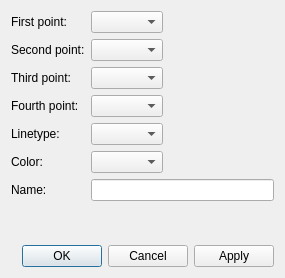
The window that src/libs/vtools/dialogs/tools/dialogcubicbezier.ui (FashionFreedom/Seamly2D) describes before a commit, drawn with Qt 5.
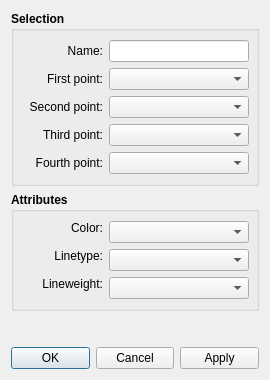
The same window after the commit. Icons and pictures are not drawn. Custom widgets are drawn as their Qt base class.

What changed in the file:
```diff
--- a/src/libs/vtools/dialogs/tools/dialogcubicbezier.ui
+++ b/src/libs/vtools/dialogs/tools/dialogcubicbezier.ui
@@ -6,10 +6,16 @@
    <rect>
     <x>0</x>
     <y>0</y>
-    <width>285</width>
-    <height>278</height>
+    <width>270</width>
+    <height>380</height>
    </rect>
   </property>
+  <property name="minimumSize">
+   <size>
+    <width>270</width>
+    <height>0</height>
+   </size>
+  </property>
   <property name="windowTitle">
    <string>Tool cubic bezier</string>
   </property>
@@ -17,94 +23,480 @@
    <iconset resource="../../../vmisc/share/resources/icon.qrc">
     <normaloff>:/icon/64x64/icon64x64.png</normaloff>:/icon/64x64/icon64x64.png</iconset>
   </property>
-  <layout class="QVBoxLayout" name="verticalLayout">
+  <layout class="QVBoxLayout" name="verticalLayout_2">
    <item>
-    <layout class="QFormLayout" name="formLayout">
-     <property name="fieldGrowthPolicy">
-      <enum>QFormLayout::ExpandingFieldsGrow</enum>
+    <widget class="QGroupBox" name="selection_GroupBox">
+     <property name="sizePolicy">
+      <sizepolicy hsizetype="Expanding" vsizetype="Preferred">
+       <horstretch>0</horstretch>
+       <verstretch>0</verstretch>
+      </sizepolicy>
      </property>
-     <item row="5" column="0">
-      <widget class="QLabel" name="label">
-       <property name="text">
-        <string>Color:</string>
-       </property>
-      </widget>
-     </item>
-     <item row="5" column="1">
-      <widget class="QComboBox" name="comboBoxColor">
-       <property name="sizePolicy">
-        <sizepolicy hsizetype="Preferred" vsizetype="Preferred">
-         <horstretch>0</horstretch>
-         <verstretch>0</verstretch>
-        </sizepolicy>
-       </property>
-      </widget>
-     </item>
-     <item row="6" column="0">
-      <widget class="QLabel" name="labelName">
-       <property name="text">
-        <string>Name:</string>
-       </property>
-      </widget>
-     </item>
-     <item row="6" column="1">
-      <widget class="QLineEdit" name="lineEditSplineName">
-       <property name="readOnly">
-        <bool>true</bool>
-       </property>
-      </widget>
-     </item>
-     <item row="0" column="0">
-      <widget class="QLabel" name="labelFirstPoint">
-       <property name="text">
-        <string>First point:</string>
-       </property>
-      </widget>
-     </item>
-     <item row="0" column="1">
-      <widget class="QComboBox" name="comboBoxP1"/>
-     </item>
-     <item row="1" column="0">
-      <widget class="QLabel" name="labelSecondPoint">
-       <property name="text">
-        <string>Second point:</string>
-       </property>
-      </widget>
-     </item>
-     <item row="1" column="1">
-      <widget class="QComboBox" name="comboBoxP2"/>
-     </item>
-     <item row="2" column="0">
-      <widget class="QLabel" name="labelThirdPoint">
-       <property name="text">
-        <string>Third point:</string>
-       </property>
-      </widget>
-     </item>
-     <item row="2" column="1">
-      <widget class="QComboBox" name="comboBoxP3"/>
-     </item>
-     <item row="3" column="0">
-      <widget class="QLabel" name="labelForthPoint">
-       <property name="text">
-        <string>Fourth point:</string>
-       </property>
-      </widget>
-     </item>
-     <item row="3" column="1">
-      <widget class="QComboBox" name="comboBoxP4"/>
-     </item>
-     <item row="4" column="0">
-      <widget class="QLabel" name="label_2">
-       <property name="text">
-        <string>Linetype:</string>
-       </property>
-      </widget>
-     </item>
-     <item row="4" column="1">
-      <widget class="QComboBox" name="comboBoxPenStyle"/>
-     </item>
-    </layout>
+     <property name="font">
+      <font>
+       <pointsize>9</pointsize>
+       <weight>75</weight>
+       <bold>true</bold>
+      </font>
+     </property>
+     <property name="title">
+      <string>Selection</string>
+     </property>
+     <layout class="QVBoxLayout" name="verticalLayout">
+      <item>
+       <layout class="QFormLayout" name="formLayout">
+        <item row="0" column="0">
+         <widget class="QLabel" name="labelName">
+          <property name="minimumSize">
+           <size>
+            <width>80</width>
+            <height>0</height>
+           </size>
+          </property>
+          <property name="font">
+           <font>
+            <weight>50</weight>
+            <bold>false</bold>
+           </font>
+          </property>
+          <property name="text">
+           <string>Name:</string>
+          </property>
+          <property name="alignment">
+           <set>Qt::AlignRight|Qt::AlignTrailing|Qt::AlignVCenter</set>
+          </property>
+         </widget>
+        </item>
+        <item row="0" column="1">
+         <widget class="QLineEdit" name="lineEditSplineName">
+          <property name="sizePolicy">
+           <sizepolicy hsizetype="Expanding" vsizetype="Fixed">
+            <horstretch>0</horstretch>
+            <verstretch>0</verstretch>
+           </sizepolicy>
+          </property>
+          <property name="minimumSize">
+           <size>
+            <width>140</width>
+            <height>0</height>
+           </size>
+          </property>
+          <property name="font">
+           <font>
+            <weight>50</weight>
+            <bold>false</bold>
+           </font>
+          </property>
+          <property name="readOnly">
+           <bool>true</bool>
+          </property>
+         </widget>
+        </item>
+        <item row="1" column="0">
+         <widget class="QLabel" name="labelFirstPoint">
+          <property name="minimumSize">
+           <size>
+            <width>80</width>
+            <height>0</height>
+           </size>
+          </property>
+          <property name="font">
+           <font>
+            <weight>50</weight>
+            <bold>false</bold>
+           </font>
+          </property>
+          <property name="text">
+           <string>First point:</string>
+          </property>
+          <property name="alignment">
+           <set>Qt::AlignRight|Qt::AlignTrailing|Qt::AlignVCenter</set>
+          </property>
+         </widget>
+        </item>
+        <item row="1" column="1">
+         <widget class="QComboBox" name="comboBoxP1">
+          <property name="sizePolicy">
+           <sizepolicy hsizetype="Expanding" vsizetype="Fixed">
+            <horstretch>0</horstretch>
+            <verstretch>0</verstretch>
+           </sizepolicy>
+          </property>
+          <property name="minimumSize">
+           <size>
+            <width>140</width>
+            <height>0</height>
+           </size>
+          </property>
+          <property name="font">
+           <font>
+            <weight>50</weight>
+            <bold>false</bold>
+           </font>
+          </property>
+         </widget>
+        </item>
+        <item row="2" column="0">
+         <widget class="QLabel" name="labelSecondPoint">
+          <property name="minimumSize">
+           <size>
+            <width>80</width>
+            <height>0</height>
+           </size>
+          </property>
+          <property name="font">
+           <font>
+            <weight>50</weight>
+            <bold>false</bold>
+           </font>
+          </property>
+          <property name="text">
+           <string>Second point:</string>
+          </property>
+          <property name="alignment">
+           <set>Qt::AlignRight|Qt::AlignTrailing|Qt::AlignVCenter</set>
+          </property>
+         </widget>
+        </item>
+        <item row="2" column="1">
+         <widget class="QComboBox" name="comboBoxP2">
+          <property name="sizePolicy">
+           <sizepolicy hsizetype="Expanding" vsizetype="Fixed">
+            <horstretch>0</horstretch>
+            <verstretch>0</verstretch>
+           </sizepolicy>
+          </property>
+          <property name="minimumSize">
+           <size>
+            <width>140</width>
+            <height>0</height>
+           </size>
+          </property>
+          <property name="font">
+           <font>
+            <weight>50</weight>
+            <bold>false</bold>
+           </font>
+          </property>
+         </widget>
+        </item>
+        <item row="3" column="0">
+         <widget class="QLabel" name="labelThirdPoint">
+          <property name="minimumSize">
+           <size>
+            <width>80</width>
+            <height>0</height>
+           </size>
+          </property>
+          <property name="font">
+           <font>
+            <weight>50</weight>
+            <bold>false</bold>
+           </font>
+          </property>
+          <property name="text">
+           <string>Third point:</string>
+          </property>
+          <property name="alignment">
+           <set>Qt::AlignRight|Qt::AlignTrailing|Qt::AlignVCenter</set>
+          </property>
+         </widget>
+        </item>
+        <item row="3" column="1">
+         <widget class="QComboBox" name="comboBoxP3">
+          <property name="sizePolicy">
+           <sizepolicy hsizetype="Expanding" vsizetype="Fixed">
+            <horstretch>0</horstretch>
+            <verstretch>0</verstretch>
+           </sizepolicy>
+          </property>
+          <property name="minimumSize">
+           <size>
+            <width>140</width>
+            <height>0</height>
+           </size>
+          </property>
+          <property name="font">
+           <font>
+            <weight>50</weight>
+            <bold>false</bold>
+           </font>
+          </property>
+         </widget>
+        </item>
+        <item row="4" column="0">
+         <widget class="QLabel" name="labelForthPoint">
+          <property name="minimumSize">
+           <size>
+            <width>80</width>
+            <height>0</height>
+           </size>
+          </property>
+          <property name="font">
+           <font>
+            <weight>50</weight>
+            <bold>false</bold>
+           </font>
+          </property>
+          <property name="text">
+           <string>Fourth point:</string>
+          </property>
+          <property name="alignment">
+           <set>Qt::AlignRight|Qt::AlignTrailing|Qt::AlignVCenter</set>
+          </property>
+         </widget>
+        </item>
+        <item row="4" column="1">
+         <widget class="QComboBox" name="comboBoxP4">
+          <property name="sizePolicy">
+           <sizepolicy hsizetype="Expanding" vsizetype="Fixed">
+            <horstretch>0</horstretch>
+            <verstretch>0</verstretch>
+           </sizepolicy>
+          </property>
+          <property name="minimumSize">
+           <size>
+            <width>140</width>
+            <height>0</height>
+           </size>
+          </property>
+          <property name="font">
+           <font>
+            <weight>50</weight>
+            <bold>false</bold>
+           </font>
+          </property>
+         </widget>
+        </item>
+       </layout>
+      </item>
+     </layout>
+    </widget>
+   </item>
+   <item>
+    <widget class="QGroupBox" name="attributes_GroupBox_2">
+     <property name="sizePolicy">
+      <sizepolicy hsizetype="Expanding" vsizetype="Preferred">
+       <horstretch>0</horstretch>
+       <verstretch>0</verstretch>
+      </sizepolicy>
+     </property>
+     <property name="minimumSize">
+      <size>
+       <width>240</width>
+       <height>0</height>
+      </size>
+     </property>
+     <property name="font">
+      <font>
+       <pointsize>9</pointsize>
+       <weight>75</weight>
+       <bold>true</bold>
+      </font>
+     </property>
+     <property name="title">
+      <string>Attributes</string>
+     </property>
+     <layout class="QVBoxLayout" name="verticalLayout_4">
+      <item>
+       <layout class="QFormLayout" name="formLayout_2">
+        <item row="1" column="0">
+         <widget class="QLabel" name="lineType_Label">
+          <property name="sizePolicy">
+           <sizepolicy hsizetype="MinimumExpanding" vsizetype="Fixed">
+            <horstretch>0</horstretch>
+            <verstretch>0</verstretch>
+           </sizepolicy>
+          </property>
+          <property name="minimumSize">
+           <size>
+            <width>80</width>
+            <height>0</height>
+           </size>
+          </property>
+          <property name="maximumSize">
+           <size>
+            <width>16777215</width>
+            <height>16777215</height>
+           </size>
+          </property>
+          <property name="font">
+           <font>
+            <pointsize>9</pointsize>
+            <weight>50</weight>
+            <bold>false</bold>
+           </font>
+          </property>
+          <property name="text">
+           <string>Linetype:</string>
+          </property>
+          <property name="alignment">
+           <set>Qt::AlignRight|Qt::AlignTrailing|Qt::AlignVCenter</set>
+          </property>
+         </widget>
+        </item>
+        <item row="1" column="1">
+         <widget class="LineTypeComboBox" name="lineType_ComboBox">
+          <property name="sizePolicy">
+           <sizepolicy hsizetype="Expanding" vsizetype="Fixed">
+            <horstretch>0</horstretch>
+            <verstretch>0</verstretch>
+           </sizepolicy>
+          </property>
+          <property name="minimumSize">
+           <size>
+            <width>140</width>
+            <height>0</height>
+           </size>
+          </property>
+          <property name="maximumSize">
+           <size>
+            <width>16777215</width>
+            <height>16777215</height>
+           </size>
+          </property>
+          <property name="font">
+           <font>
+            <pointsize>9</pointsize>
+            <weight>50</weight>
+            <bold>false</bold>
+           </font>
+          </property>
+         </widget>
+        </item>
+        <item row="2" column="0">
+         <widget class="QLabel" name="lineWeight_Label">
+          <property name="sizePolicy">
+           <sizepolicy hsizetype="MinimumExpanding" vsizetype="Fixed">
+            <horstretch>0</horstretch>
+            <verstretch>0</verstretch>
+           </sizepolicy>
+          </property>
+          <property name="minimumSize">
+           <size>
+            <width>80</width>
+            <height>0</height>
+           </size>
+          </property>
+          <property name="maximumSize">
+           <size>
+            <width>16777215</width>
+            <height>16777215</height>
+           </size>
+          </property>
+          <property name="font">
+           <font>
+            <pointsize>9</pointsize>
+            <weight>50</weight>
+            <bold>false</bold>
+           </font>
+          </property>
+          <property name="text">
+           <string>Lineweight:</string>
+          </property>
+          <property name="alignment">
+           <set>Qt::AlignRight|Qt::AlignTrailing|Qt::AlignVCenter</set>
+          </property>
+         </widget>
+        </item>
+        <item row="2" column="1">
+         <widget class="LineWeightComboBox" name="lineWeight_ComboBox">
+          <property name="sizePolicy">
+           <sizepolicy hsizetype="Expanding" vsizetype="Fixed">
+            <horstretch>0</horstretch>
+            <verstretch>0</verstretch>
+           </sizepolicy>
+          </property>
+          <property name="minimumSize">
+           <size>
+            <width>140</width>
+            <height>0</height>
+           </size>
+          </property>
+          <property name="font">
+           <font>
+            <pointsize>9</pointsize>
+            <weight>50</weight>
+            <bold>false</bold>
+           </font>
+          </property>
+         </widget>
+        </item>
+        <item row="0" column="0">
+         <widget class="QLabel" name="lineColor_Label">
+          <property name="sizePolicy">
+           <sizepolicy hsizetype="MinimumExpanding" vsizetype="Fixed">
+            <horstretch>0</horstretch>
+            <verstretch>0</verstretch>
+           </sizepolicy>
+          </property>
+          <property name="minimumSize">
+           <size>
+            <width>80</width>
+            <height>0</height>
+           </size>
+          </property>
+          <property name="maximumSize">
+           <size>
+            <width>16777215</width>
+            <height>16777215</height>
+           </size>
+          </property>
+          <property name="font">
+           <font>
+            <pointsize>9</pointsize>
+            <weight>50</weight>
+            <bold>false</bold>
+           </font>
+          </property>
+          <property name="text">
+           <string>Color:</string>
+          </property>
+          <property name="alignment">
+           <set>Qt::AlignRight|Qt::AlignTrailing|Qt::AlignVCenter</set>
+          </property>
+         </widget>
+        </item>
+        <item row="0" column="1">
+         <widget class="ColorComboBox" name="lineColor_ComboBox">
+          <property name="sizePolicy">
+           <sizepolicy hsizetype="Expanding" vsizetype="Fixed">
+            <horstretch>0</horstretch>
+            <verstretch>0</verstretch>
+           </sizepolicy>
+          </property>
+          <property name="minimumSize">
+           <size>
+            <width>140</width>
+            <height>0</height>
+           </size>
+          </property>
+          <property name="font">
+           <font>
+            <pointsize>9</pointsize>
+            <weight>50</weight>
+            <bold>false</bold>
+           </font>
+          </property>
+         </widget>
+        </item>
+       </layout>
+      </item>
+     </layout>
+    </widget>
+   </item>
+   <item>
+    <spacer name="verticalSpacer">
+     <property name="orientation">
+      <enum>Qt::Vertical</enum>
+     </property>
+     <property name="sizeHint" stdset="0">
+      <size>
+       <width>20</width>
+       <height>50</height>
+      </size>
+     </property>
+    </spacer>
    </item>
    <item>
     <widget class="QDialogButtonBox" name="buttonBox">
@@ -118,6 +510,23 @@
    </item>
   </layout>
  </widget>
+ <customwidgets>
+  <customwidget>
+   <class>ColorComboBox</class>
+   <extends>QComboBox</extends>
+   <header location="global">color_combobox.h</header>
+  </customwidget>
+  <customwidget>
+   <class>LineTypeComboBox</class>
+   <extends>QComboBox</extends>
+   <header location="global">linetype_combobox.h</header>
+  </customwidget>
+  <customwidget>
+   <class>LineWeightComboBox</class>
+   <extends>QComboBox</extends>
+   <header location="global">lineweight_combobox.h</header>
+  </customwidget>
+ </customwidgets>
  <resources>
   <include location="../../../vmisc/share/resources/icon.qrc"/>
  </resources>
```
Left out of the diff: 2 changed lines with no effect on the pictures.
